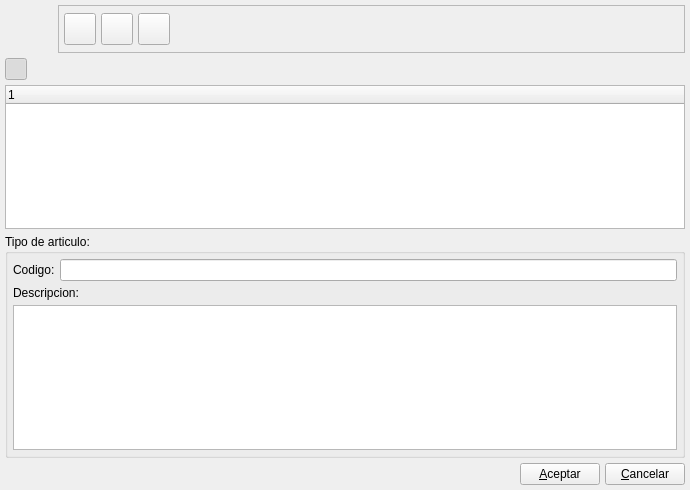
First picture: the form in bulmages/bulmafact/plugins/pluginbf_articulo/tiposarticulobase.ui, repository eboladev/Bulmages-1, before the edit.
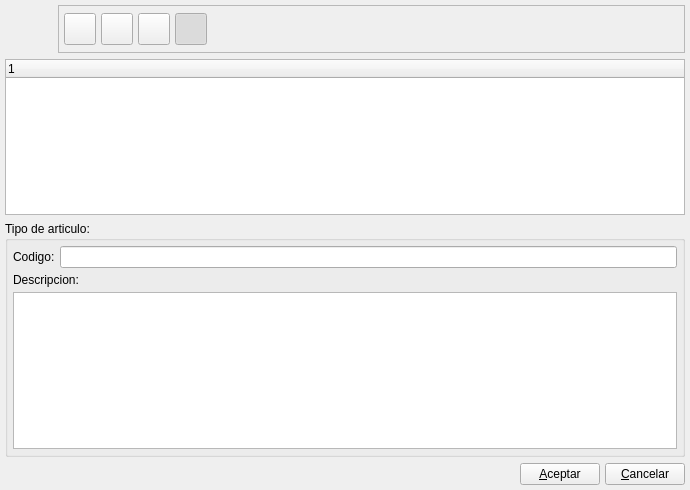
Second picture: the form after the edit. Icons and pictures are not drawn.

What changed in the file:
```diff
--- a/bulmages/bulmafact/plugins/pluginbf_articulo/tiposarticulobase.ui
+++ b/bulmages/bulmafact/plugins/pluginbf_articulo/tiposarticulobase.ui
@@ -18,175 +18,11 @@
    <iconset resource="../../../bulmages.qrc">
     <normaloff>:/Images/product-family.png</normaloff>:/Images/product-family.png</iconset>
   </property>
-  <layout class="QGridLayout">
+  <layout class="QVBoxLayout" name="verticalLayout">
    <property name="margin">
     <number>5</number>
    </property>
-   <property name="spacing">
-    <number>5</number>
-   </property>
-   <item row="2" column="0">
-    <widget class="QTreeWidget" name="m_listTipos">
-     <column>
-      <property name="text">
-       <string>1</string>
-      </property>
-     </column>
-    </widget>
-   </item>
-   <item row="4" column="0">
-    <layout class="QHBoxLayout">
-     <property name="spacing">
-      <number>5</number>
-     </property>
-     <property name="margin">
-      <number>0</number>
-     </property>
-     <item>
-      <spacer>
-       <property name="orientation">
-        <enum>Qt::Horizontal</enum>
-       </property>
-       <property name="sizeHint" stdset="0">
-        <size>
-         <width>581</width>
-         <height>20</height>
-        </size>
-       </property>
-      </spacer>
-     </item>
-     <item>
-      <widget class="QPushButton" name="mui_aceptar">
-       <property name="text">
-        <string>&amp;Aceptar</string>
-       </property>
-      </widget>
-     </item>
-     <item>
-      <widget class="QPushButton" name="mui_cancelar">
-       <property name="text">
-        <string>&amp;Cancelar</string>
-       </property>
-      </widget>
-     </item>
-    </layout>
-   </item>
-   <item row="3" column="0">
-    <widget class="QGroupBox" name="groupBox1">
-     <property name="title">
-      <string>Tipo de articulo:</string>
-     </property>
-     <layout class="QVBoxLayout">
-      <property name="spacing">
-       <number>5</number>
-      </property>
-      <property name="margin">
-       <number>5</number>
-      </property>
-      <item>
-       <layout class="QHBoxLayout">
-        <property name="spacing">
-         <number>5</number>
-        </property>
-        <property name="margin">
-         <number>0</number>
-        </property>
-        <item>
-         <widget class="QLabel" name="label_1">
-          <property name="text">
-           <string>Codigo:</string>
-          </property>
-         </widget>
-        </item>
-        <item>
-         <widget class="QLineEdit" name="mui_codigotipo_articulo"/>
-        </item>
-       </layout>
-      </item>
-      <item>
-       <widget class="QLabel" name="label_3">
-        <property name="sizePolicy">
-         <sizepolicy hsizetype="Preferred" vsizetype="Fixed">
-          <horstretch>0</horstretch>
-          <verstretch>0</verstretch>
-         </sizepolicy>
-        </property>
-        <property name="text">
-         <string>Descripcion:</string>
-        </property>
-       </widget>
-      </item>
-      <item>
-       <widget class="QTextEdit" name="mui_desctipo_articulo"/>
-      </item>
-     </layout>
-    </widget>
-   </item>
-   <item row="1" column="0">
-    <layout class="QHBoxLayout">
-     <property name="spacing">
-      <number>5</number>
-     </property>
-     <property name="margin">
-      <number>0</number>
-     </property>
-     <item>
-      <widget class="QToolButton" name="mui_detalles">
-       <property name="minimumSize">
-        <size>
-         <width>22</width>
-         <height>22</height>
-        </size>
-       </property>
-       <property name="maximumSize">
-        <size>
-         <width>22</width>
-         <height>22</height>
-        </size>
-       </property>
-       <property name="toolTip">
-        <string>Mostrar / Ocultar detalle</string>
-       </property>
-       <property name="whatsThis">
-        <string>Mostrar / Ocultar detalle</string>
-       </property>
-       <property name="text">
-        <string/>
-       </property>
-       <property name="icon">
-        <iconset resource="../../../bulmages.qrc">
-         <normaloff>:/Images/document-open.png</normaloff>:/Images/document-open.png</iconset>
-       </property>
-       <property name="iconSize">
-        <size>
-         <width>32</width>
-         <height>32</height>
-        </size>
-       </property>
-       <property name="checkable">
-        <bool>true</bool>
-       </property>
-       <property name="checked">
-        <bool>true</bool>
-       </property>
-      </widget>
-     </item>
-     <item>
-      <spacer>
-       <property name="orientation">
-        <enum>Qt::Horizontal</enum>
-       </property>
-       <property name="sizeHint" stdset="0">
-        <size>
-         <width>40</width>
-         <height>20</height>
-        </size>
-       </property>
-      </spacer>
-     </item>
-    </layout>
-   </item>
-   <item row="0" column="0">
+   <item>
     <layout class="QHBoxLayout">
      <property name="spacing">
       <number>5</number>
@@ -310,7 +146,7 @@
           </property>
          </widget>
         </item>
-        <item row="0" column="3">
+        <item row="0" column="4">
          <spacer>
           <property name="orientation">
            <enum>Qt::Horizontal</enum>
@@ -364,11 +200,149 @@
           </property>
          </widget>
         </item>
+        <item row="0" column="3">
+         <widget class="QToolButton" name="mui_detalles">
+          <property name="minimumSize">
+           <size>
+            <width>32</width>
+            <height>32</height>
+           </size>
+          </property>
+          <property name="maximumSize">
+           <size>
+            <width>32</width>
+            <height>32</height>
+           </size>
+          </property>
+          <property name="toolTip">
+           <string>Mostrar / Ocultar detalle</string>
+          </property>
+          <property name="whatsThis">
+           <string>Mostrar / Ocultar detalle</string>
+          </property>
+          <property name="text">
+           <string/>
+          </property>
+          <property name="icon">
+           <iconset resource="../../../bulmages.qrc">
+            <normaloff>:/Images/document-open.png</normaloff>:/Images/document-open.png</iconset>
+          </property>
+          <property name="iconSize">
+           <size>
+            <width>32</width>
+            <height>32</height>
+           </size>
+          </property>
+          <property name="checkable">
+           <bool>true</bool>
+          </property>
+          <property name="checked">
+           <bool>true</bool>
+          </property>
+         </widget>
+        </item>
        </layout>
       </widget>
      </item>
     </layout>
    </item>
+   <item>
+    <widget class="QTreeWidget" name="m_listTipos">
+     <column>
+      <property name="text">
+       <string>1</string>
+      </property>
+     </column>
+    </widget>
+   </item>
+   <item>
+    <widget class="QGroupBox" name="groupBox1">
+     <property name="title">
+      <string>Tipo de articulo:</string>
+     </property>
+     <layout class="QVBoxLayout">
+      <property name="spacing">
+       <number>5</number>
+      </property>
+      <property name="margin">
+       <number>5</number>
+      </property>
+      <item>
+       <layout class="QHBoxLayout">
+        <property name="spacing">
+         <number>5</number>
+        </property>
+        <property name="margin">
+         <number>0</number>
+        </property>
+        <item>
+         <widget class="QLabel" name="label_1">
+          <property name="text">
+           <string>Codigo:</string>
+          </property>
+         </widget>
+        </item>
+        <item>
+         <widget class="QLineEdit" name="mui_codigotipo_articulo"/>
+        </item>
+       </layout>
+      </item>
+      <item>
+       <widget class="QLabel" name="label_3">
+        <property name="sizePolicy">
+         <sizepolicy hsizetype="Preferred" vsizetype="Fixed">
+          <horstretch>0</horstretch>
+          <verstretch>0</verstretch>
+         </sizepolicy>
+        </property>
+        <property name="text">
+         <string>Descripcion:</string>
+        </property>
+       </widget>
+      </item>
+      <item>
+       <widget class="QTextEdit" name="mui_desctipo_articulo"/>
+      </item>
+     </layout>
+    </widget>
+   </item>
+   <item>
+    <layout class="QHBoxLayout">
+     <property name="spacing">
+      <number>5</number>
+     </property>
+     <property name="margin">
+      <number>0</number>
+     </property>
+     <item>
+      <spacer>
+       <property name="orientation">
+        <enum>Qt::Horizontal</enum>
+       </property>
+       <property name="sizeHint" stdset="0">
+        <size>
+         <width>581</width>
+         <height>20</height>
+        </size>
+       </property>
+      </spacer>
+     </item>
+     <item>
+      <widget class="QPushButton" name="mui_aceptar">
+       <property name="text">
+        <string>&amp;Aceptar</string>
+       </property>
+      </widget>
+     </item>
+     <item>
+      <widget class="QPushButton" name="mui_cancelar">
+       <property name="text">
+        <string>&amp;Cancelar</string>
+       </property>
+      </widget>
+     </item>
+    </layout>
+   </item>
   </layout>
  </widget>
  <layoutdefault spacing="6" margin="11"/>
```
Left out of the diff: 2 changed lines with no effect on the pictures.
